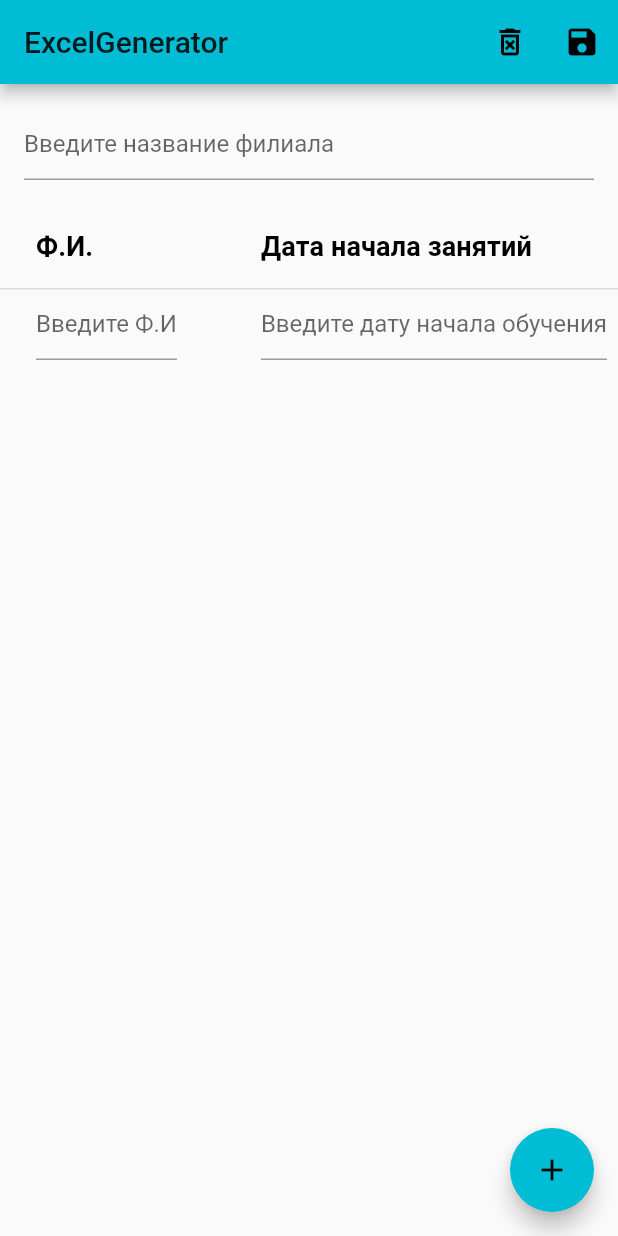
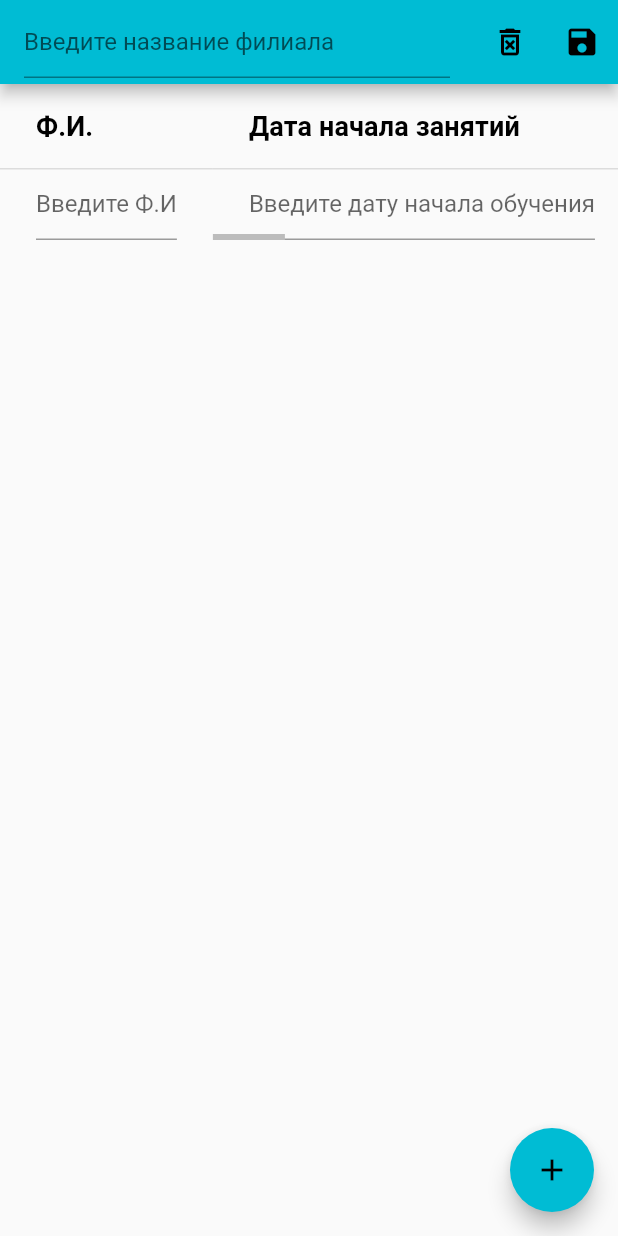
Before and after one commit to nikitosing/ExcelGenerator, a Flutter app: the screen it shows after launch, on a phone screen of 412 x 824 dp. Run offline on Flutter 3.47's test engine with Material 2 defaults, Android fonts, the phone set to English and light mode, and no system bars; missing offline and left inert: excel, file_selector, flutter_file_dialog.

Commit message:
fixed the name on the left
but the scrollbar in the end of the list

```diff
--- a/lib/main.dart
+++ b/lib/main.dart
@@ -2,6 +2,7 @@ import 'dart:collection';
 import 'dart:convert';
 import 'dart:io';
 import 'dart:typed_data';
+import 'package:flutter/painting.dart';
 import 'package:intl/intl.dart';
 import 'package:flutter/cupertino.dart';
 import 'package:flutter/material.dart';
@@ -98,6 +99,9 @@ class MyHomePage extends StatefulWidget {
 }
 
 class _MyHomePageState extends State<MyHomePage> with WidgetsBindingObserver {
+  static const _columnTextStyle =
+      TextStyle(fontSize: 18, fontWeight: FontWeight.bold);
+
   @override
   initState() {
     super.initState();
@@ -211,20 +215,6 @@ class _MyHomePageState extends State<MyHomePage> with WidgetsBindingObserver {
 
   DataRow _mapUserToTable(User user) {
     var _cells = LinkedHashMap<String, DataCell>();
-    _cells['name'] = (DataCell(TextFormField(
-      readOnly: user.toRemove,
-      initialValue: user.name,
-      decoration: const InputDecoration(hintText: "Введите Ф.И"),
-      keyboardType: TextInputType.text,
-      onChanged: (val) {
-        user.name = val;
-      },
-      onTap: () {
-        if (Platform.isWindows) {
-          _saveState();
-        }
-      },
-    )));
     _cells['date'] = (DataCell(TextFormField(
       readOnly: user.toRemove,
       initialValue: user.dateStartOfEducation,
@@ -284,20 +274,17 @@ class _MyHomePageState extends State<MyHomePage> with WidgetsBindingObserver {
     _users[0].dateStartOfEducation = 'asd';
     numberOfDeletedUsers = 0;
     setState(() {});
-    //_saveState();
-    print(_users[0].name);
+    _saveState();
   }
 
   List<DataColumn> _buildColumns() {
-    const _textStyle = TextStyle(fontSize: 18, fontWeight: FontWeight.bold);
     var _columns = <DataColumn>[];
-    _columns.add(const DataColumn(label: Text('Ф.И.', style: _textStyle)));
     _columns.add(const DataColumn(
-        label: Text('Дата начала занятий', style: _textStyle)));
+        label: Text('Дата начала занятий', style: _columnTextStyle)));
     for (var i = 0; i < months.length; i++) {
-      _columns.add(DataColumn(label: Text(months[i], style: _textStyle)));
+      _columns.add(DataColumn(label: Text(months[i], style: _columnTextStyle)));
     }
-    _columns.add(const DataColumn(label: Text('', style: _textStyle)));
+    _columns.add(const DataColumn(label: Text('', style: _columnTextStyle)));
     return _columns;
   }
 
@@ -305,7 +292,19 @@ class _MyHomePageState extends State<MyHomePage> with WidgetsBindingObserver {
   Widget build(BuildContext context) {
     return Scaffold(
       appBar: AppBar(
-        title: Text(widget.title),
+        title: TextFormField(
+          initialValue: currentName,
+          decoration:
+              const InputDecoration(hintText: "Введите название филиала"),
+          onChanged: (val) {
+            currentName = val;
+          },
+          onTap: () {
+            if (Platform.isWindows) {
+              _saveState();
+            }
+          },
+        ),
         actions: [
           IconButton(
               onPressed: _debugDeleteAll,
@@ -314,31 +313,46 @@ class _MyHomePageState extends State<MyHomePage> with WidgetsBindingObserver {
         ],
       ),
       body: Center(
-        child: Scrollbar(
-            showTrackOnHover: true,
-            interactive: true,
-            child: Column(children: [
-              Padding(
-                  padding: const EdgeInsets.all(16.0),
-                  child: TextFormField(
-                    initialValue: currentName,
+              child: Container(width: MediaQuery.of(context).size.width,
+                height: MediaQuery.of(context).size.height, child: SingleChildScrollView(
+                      scrollDirection: Axis.vertical,
+                      primary: false,
+                      child: Row(
+                    children: [
+                      DataTable(
+                          columns: const [
+                            DataColumn(label: Text("Ф.И.", style: _columnTextStyle))
+                          ],
+                          rows: _users
+                              .map((user) => DataRow(cells: [
+                            DataCell(TextFormField(
+                              readOnly: user.toRemove,
+                              initialValue: user.name,
+                              inputFormatters: [
+                                FilteringTextInputFormatter.deny(
+                                    RegExp("[0-9]+"))
+                              ],
+                              maxLength: 60,
                               decoration: const InputDecoration(
-                        hintText: "Введите название филиала"),
+                                  hintText: "Введите Ф.И", counterText: ""),
+                              keyboardType: TextInputType.text,
                               onChanged: (val) {
-                      currentName = val;
+                                user.name = val;
                               },
                               onTap: () {
                                 if (Platform.isWindows) {
                                   _saveState();
                                 }
                               },
-                  )),
+                            ))
+                          ]))
+                              .toList()),
                       Expanded(
+                        child: Scrollbar(
+                          isAlwaysShown: true,
                             child: SingleChildScrollView(
                             primary: true,
                             scrollDirection: Axis.horizontal,
-                    child: SingleChildScrollView(
-                        scrollDirection: Axis.vertical,
                             child: DataTable(
                               columns: _buildColumns(),
                               rows: (_users
@@ -346,8 +360,8 @@ class _MyHomePageState extends State<MyHomePage> with WidgetsBindingObserver {
                                   .toList()),
                             ))),
                       )
-            ])),
-      ),
+                    ],
+                  )))),
       floatingActionButton: FloatingActionButton(
         onPressed: _addUser,
         tooltip: 'Добавить пользователя',
```
Lines whose indentation alone changed are shown as unchanged.
